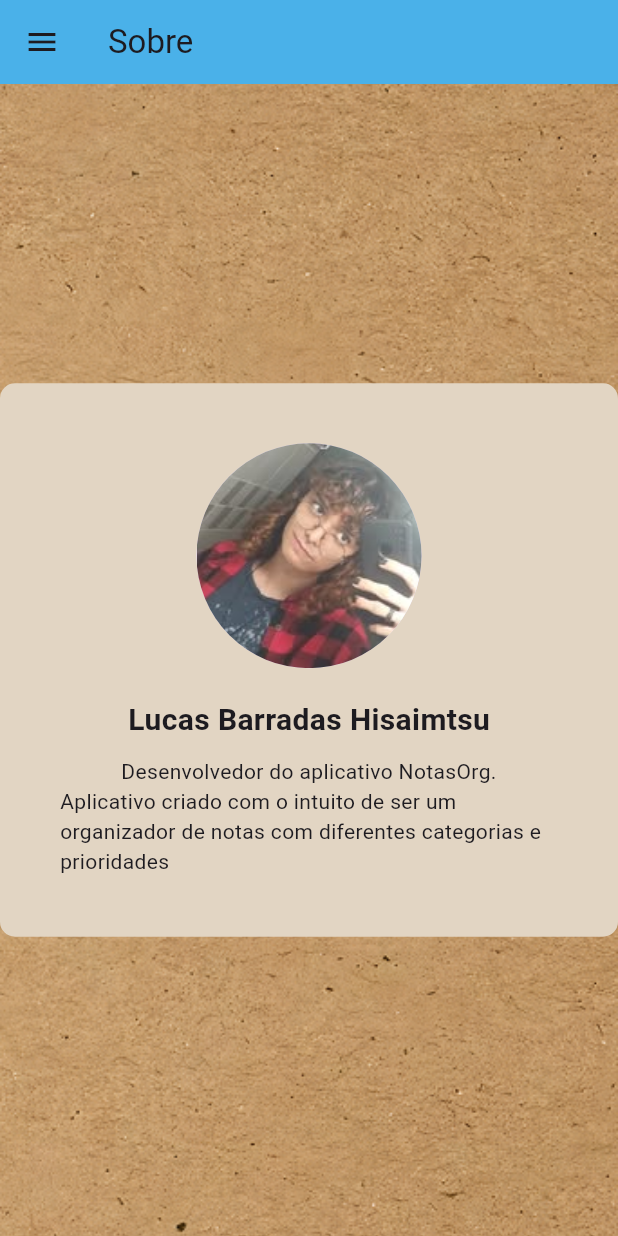
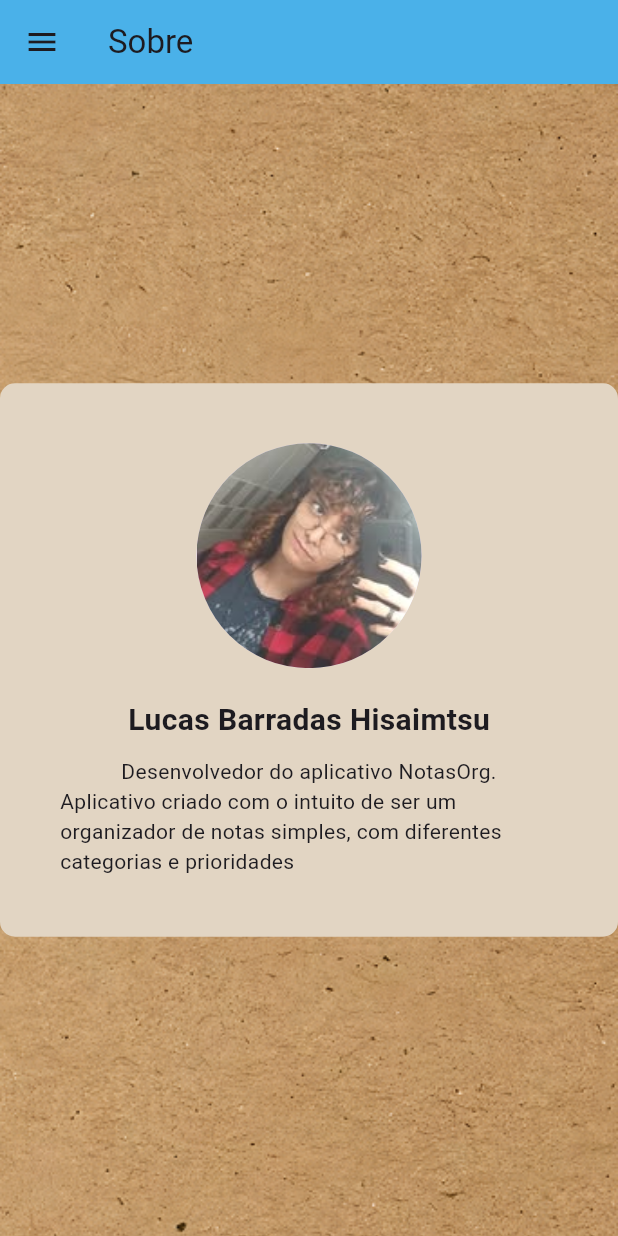
Before and after one commit to b4rradas/app_notasorg, a Flutter app: the SobreView screen opened by its route, on a phone screen of 412 x 824 dp. Run offline on Flutter 3.47's test engine with Material 3 defaults, Android fonts, the phone set to English and light mode, and no system bars; our stand-ins replace device_preview, get_it; accounts and stored records are empty.

Commit message:
atualizando sobre

```diff
--- a/lib/view/sobre_view.dart
+++ b/lib/view/sobre_view.dart
@@ -43,14 +43,12 @@ class SobreView extends StatelessWidget {
                   ),
                   SizedBox(height: 10),
                   Text(
-                    'Desenvolvedor do aplicativo NotasOrg.', // Adicionar mais informações
+                    'Desenvolvedor do aplicativo NotasOrg.',
                     textAlign: TextAlign.center,
                   ),
                   Text(
-                    'Aplicativo criado com o intuito de ser um organizador de notas com diferentes categorias e prioridades'
+                    'Aplicativo criado com o intuito de ser um organizador de notas simples, com diferentes categorias e prioridades'
                   ),
-                  // Adicionar mais widgets:
-                  //Contato, Sobre o App
                 ],
               ),
             ),
```
